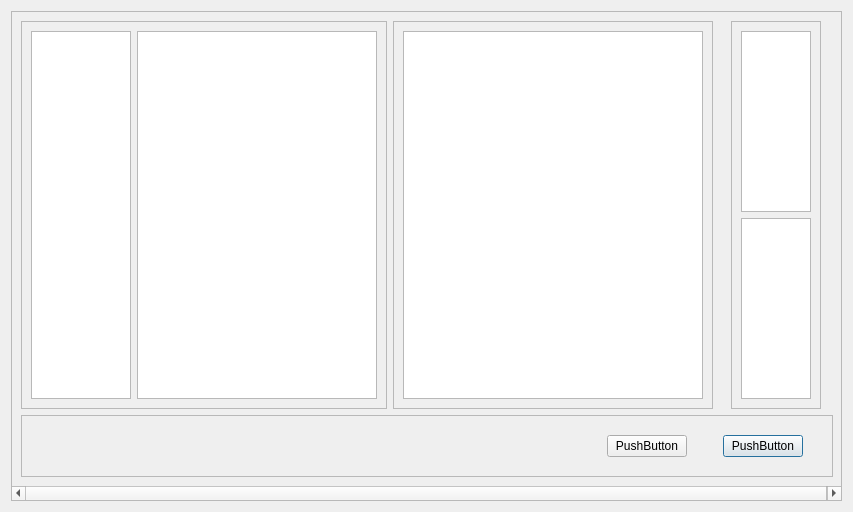
simon-r/LeScienze500, file browsercopertine.ui: the form before one commit.
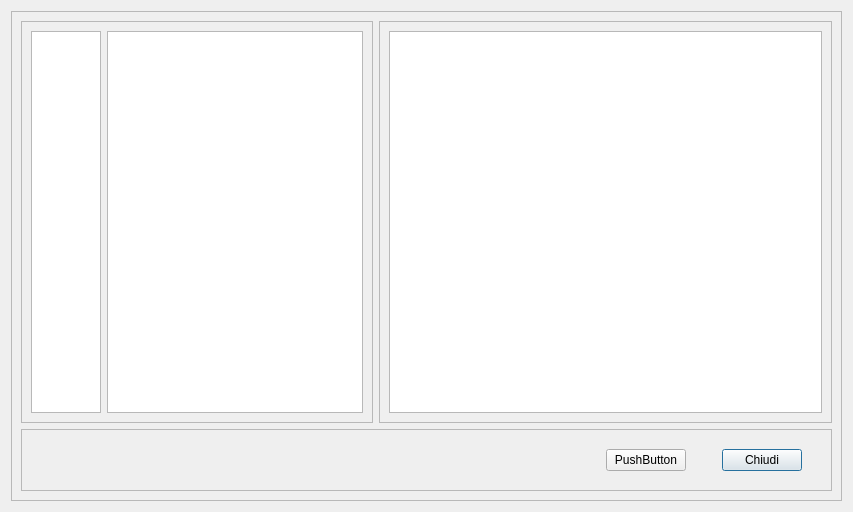
The form after the commit. Icons and pictures are not drawn.

What changed in the file:
```diff
--- a/browsercopertine.ui
+++ b/browsercopertine.ui
@@ -33,7 +33,7 @@
        </rect>
       </property>
       <layout class="QGridLayout" name="gridLayout">
-       <item row="1" column="0" colspan="7">
+       <item row="1" column="0" colspan="6">
         <widget class="QFrame" name="frame">
          <property name="frameShape">
           <enum>QFrame::StyledPanel</enum>
@@ -45,7 +45,7 @@
           <item row="2" column="3">
            <widget class="QPushButton" name="pushButton_2">
             <property name="text">
-             <string>PushButton</string>
+             <string>Chiudi</string>
             </property>
            </widget>
           </item>
@@ -152,35 +152,25 @@
          </property>
          <layout class="QGridLayout" name="gridLayout_4">
           <item row="0" column="0">
-           <widget class="QListView" name="ListaAnni">
+           <widget class="QListWidget" name="ListaAnni">
             <property name="maximumSize">
              <size>
-              <width>100</width>
+              <width>70</width>
               <height>16777215</height>
              </size>
             </property>
+            <property name="alternatingRowColors">
+             <bool>false</bool>
+            </property>
            </widget>
           </item>
           <item row="0" column="1">
-           <widget class="QListView" name="listView_2">
-            <property name="minimumSize">
-             <size>
-              <width>150</width>
-              <height>0</height>
-             </size>
-            </property>
-            <property name="maximumSize">
-             <size>
-              <width>240</width>
-              <height>16777215</height>
-             </size>
-            </property>
-           </widget>
+           <widget class="QTextBrowser" name="MostraRiviste"/>
           </item>
          </layout>
         </widget>
        </item>
-       <item row="0" column="1">
+       <item row="0" column="1" colspan="5">
         <widget class="QFrame" name="frame_4">
          <property name="frameShape">
           <enum>QFrame::StyledPanel</enum>
@@ -190,45 +180,7 @@
          </property>
          <layout class="QGridLayout" name="gridLayout_3">
           <item row="0" column="0">
-           <widget class="QTextBrowser" name="textBrowser_2">
-            <property name="minimumSize">
-             <size>
-              <width>300</width>
-              <height>0</height>
-             </size>
-            </property>
-           </widget>
-          </item>
-         </layout>
-        </widget>
-       </item>
-       <item row="0" column="4">
-        <widget class="QFrame" name="frame_3">
-         <property name="sizePolicy">
-          <sizepolicy hsizetype="Expanding" vsizetype="Preferred">
-           <horstretch>0</horstretch>
-           <verstretch>0</verstretch>
-          </sizepolicy>
-         </property>
-         <property name="frameShape">
-          <enum>QFrame::StyledPanel</enum>
-         </property>
-         <property name="frameShadow">
-          <enum>QFrame::Raised</enum>
-         </property>
-         <layout class="QVBoxLayout" name="verticalLayout_2">
-          <item>
-           <widget class="QListView" name="listView_3"/>
-          </item>
-          <item>
-           <widget class="QTextBrowser" name="textBrowser">
-            <property name="maximumSize">
-             <size>
-              <width>16777215</width>
-              <height>200</height>
-             </size>
-            </property>
-           </widget>
+           <widget class="QTextBrowser" name="textBrowser"/>
           </item>
          </layout>
         </widget>
```
Left out of the diff: 27 changed lines with no effect on the pictures.
